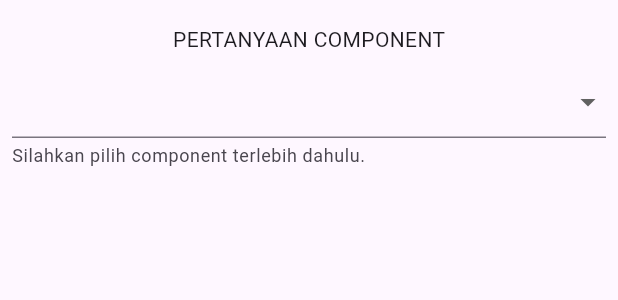
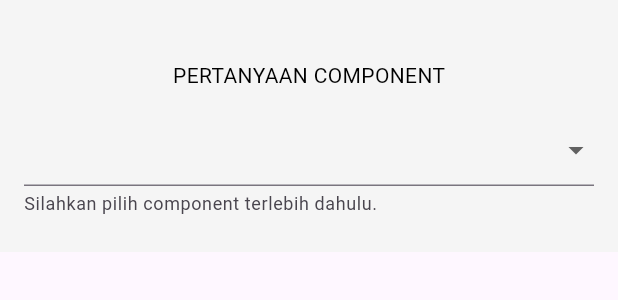
Before and after one commit to rsyd29/inspection_grid, a Flutter app: the ShowDialogQuestion widget shown alone on an empty page, opened directly with empty values, on a phone screen of 412 x 824 dp. Shown: the top 300 px of the screen. Run offline on Flutter 3.47's test engine with Material 3 defaults, Android fonts, the phone set to English and light mode, and no system bars; our stand-ins replace flutter_secure_storage, image_picker, photo_view; missing offline and left inert: multi_image_picker_view; accounts and stored records are empty.

Commit message:
Change UI

```diff
--- a/lib/pages/show_dialog_image.dart
+++ b/lib/pages/show_dialog_image.dart
@@ -274,10 +274,24 @@ class CarouselDialogContent extends StatelessWidget {
               SizedBox(
                 width: double.infinity,
                 child: ElevatedButton(
+                  style: ButtonStyle(
+                    backgroundColor: WidgetStateProperty.all<Color>(
+                        Colors.blueAccent), // Updated button style
+                    padding: WidgetStateProperty.all<EdgeInsets>(
+                        EdgeInsets.symmetric(vertical: 12.0)),
+                    shape: WidgetStateProperty.all<RoundedRectangleBorder>(
+                        RoundedRectangleBorder(
+                            borderRadius: BorderRadius.circular(8.0))),
+                  ),
                   onPressed: () {
                     onAdd();
                   },
-                  child: Text('Tambah Inspeksi Komponen'),
+                  child: Text(
+                    'Tambah Inspeksi Komponen',
+                    style: TextStyle(
+                      color: Colors.white,
+                    ),
+                  ),
                 ),
               ),
             ],
--- a/lib/pages/show_dialog_question.dart
+++ b/lib/pages/show_dialog_question.dart
@@ -130,29 +130,39 @@ class _ShowDialogQuestionState extends State<ShowDialogQuestion> {
       future: getJson(),
       builder: (context, snapshot) {
         if (!snapshot.hasData) {
-          return CircularProgressIndicator(); // Tampilkan loading jika ukuran gambar belum didapat
+          return Center(
+            child: CircularProgressIndicator(), // Centered loading indicator
+          );
         }
         final data = snapshot.data?['${widget.index}'];
 
-        if (data == null) return Text('No Data Available');
+        if (data == null) {
+          return Text(
+            'No Data Available',
+            style: TextStyle(color: Colors.black),
+          ); // Styled text
+        }
         return Material(
+          color: Colors.grey[100], // Background color
           child: SingleChildScrollView(
             child: Padding(
-              padding: const EdgeInsets.all(8.0),
+              padding:
+                  const EdgeInsets.symmetric(horizontal: 16.0, vertical: 24.0),
               child: Column(
                 mainAxisSize: MainAxisSize.min,
                 children: [
                   Padding(
-                    padding: const EdgeInsets.all(8.0),
-                    child: Text('Pertanyaan Component'.toUpperCase()),
+                    padding: const EdgeInsets.symmetric(vertical: 16.0),
+                    child: Text(
+                      'Pertanyaan Component'.toUpperCase(),
+                      style: TextStyle(color: Colors.black),
+                    ),
                   ),
                   DropdownButtonFormField(
                     value: selectedValue,
                     isExpanded: true,
-                    style: TextStyle(
-                      overflow: TextOverflow.ellipsis,
-                      color: Colors.black,
-                    ),
+                    style:
+                        TextStyle(color: Colors.black), // Improved typography
                     decoration: InputDecoration(
                       helperText: 'Silahkan pilih component terlebih dahulu.',
                     ),
@@ -178,7 +188,9 @@ class _ShowDialogQuestionState extends State<ShowDialogQuestion> {
                   Visibility(
                     visible: keyObject != null,
                     child: Column(
-                      children: ((data['listComponent'] as List)
+                      children: [
+                        Divider(),
+                        ...((data['listComponent'] as List)
                                     .where(
                                       (element) =>
                                           element['key'] == keyObject?['key'],
@@ -199,20 +211,22 @@ class _ShowDialogQuestionState extends State<ShowDialogQuestion> {
                                           getOrCreateController(e['answer']);
                                     } else {
                                       selectedDamages.remove(e['answer']);
-                                    damageImagesControllers.remove(e['answer']);
+                                      damageImagesControllers
+                                          .remove(e['answer']);
                                     }
                                   });
                                 },
                               ),
                             )
-                          .toList(),
+                      ],
                     ),
                   ),
                   Visibility(
                     visible: selectedDamages.isNotEmpty,
                     child: Column(
-                      children: selectedDamages
-                          .map(
+                      children: [
+                        Divider(),
+                        ...selectedDamages.map(
                           (damage) => Column(
                             crossAxisAlignment: CrossAxisAlignment.start,
                             children: [
@@ -262,8 +276,7 @@ class _ShowDialogQuestionState extends State<ShowDialogQuestion> {
                                                 getOrCreateController(damage)
                                                     .removeImage(imageFile),
                                             child: Container(
-                                                padding:
-                                                    const EdgeInsets.all(5),
+                                              padding: const EdgeInsets.all(5),
                                               decoration: BoxDecoration(
                                                 color: Theme.of(context)
                                                     .colorScheme
@@ -290,22 +303,38 @@ class _ShowDialogQuestionState extends State<ShowDialogQuestion> {
                             ],
                           ),
                         )
-                          .toList(),
+                      ],
                     ),
                   ),
                   Visibility(
                     visible: damageImagesControllers.isNotEmpty,
-                    child: SizedBox(
+                    child: Column(
+                      children: [
+                        Divider(),
+                        SizedBox(
                           width: double.infinity,
                           child: ElevatedButton(
+                            style: ButtonStyle(
+                              backgroundColor: WidgetStateProperty.all<Color>(
+                                  Colors.blueAccent), // Updated button style
+                              padding: WidgetStateProperty.all<EdgeInsets>(
+                                  EdgeInsets.symmetric(vertical: 12.0)),
+                              shape: WidgetStateProperty.all<
+                                      RoundedRectangleBorder>(
+                                  RoundedRectangleBorder(
+                                      borderRadius:
+                                          BorderRadius.circular(8.0))),
+                            ),
                             onPressed: () async {
-                          Map<String, dynamic> dataCache = widget.cache == null
+                              Map<String, dynamic> dataCache =
+                                  widget.cache == null
                                       ? {}
                                       : jsonDecode(widget.cache!);
 
                               // Extract existing data for the current index, if any
                               List<Map<String, dynamic>> existingEntries =
-                              (dataCache['${widget.index}'] as List<dynamic>?)
+                                  (dataCache['${widget.index}']
+                                              as List<dynamic>?)
                                           ?.cast<Map<String, dynamic>>() ??
                                       [];
 
@@ -327,9 +356,11 @@ class _ShowDialogQuestionState extends State<ShowDialogQuestion> {
                                   // Update existing entry
                                   var valuesList = (existingEntries[entryIndex]
                                           ['values'] as List)
-                                  .map((item) => item as Map<String, dynamic>)
+                                      .map((item) =>
+                                          item as Map<String, dynamic>)
                                       .toList();
-                              var existingDamageIndex = valuesList.indexWhere(
+                                  var existingDamageIndex =
+                                      valuesList.indexWhere(
                                     (item) => item['answer'] == damage,
                                   );
 
@@ -363,7 +394,8 @@ class _ShowDialogQuestionState extends State<ShowDialogQuestion> {
 
                               Navigator.pop(context);
 
-                          SecureStorageService sss = SecureStorageServiceImpl(
+                              SecureStorageService sss =
+                                  SecureStorageServiceImpl(
                                 flutterSecureStorage: FlutterSecureStorage(),
                               );
 
@@ -374,8 +406,13 @@ class _ShowDialogQuestionState extends State<ShowDialogQuestion> {
 
                               print('data: $dataMergedObject');
                             },
-                        child: Text('Simpan'),
+                            child: Text(
+                              'Simpan',
+                              style: TextStyle(color: Colors.white),
+                            ), // Updated button text style
                           ),
+                        )
+                      ],
                     ),
                   )
                 ],
```
Lines whose indentation alone changed are shown as unchanged.
